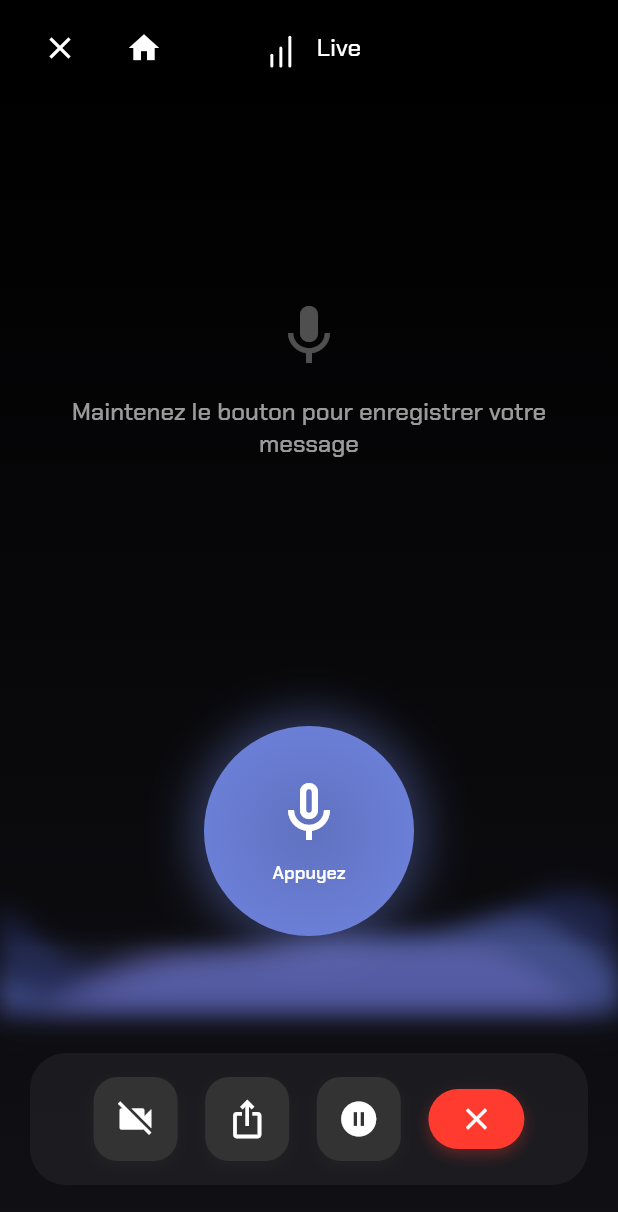
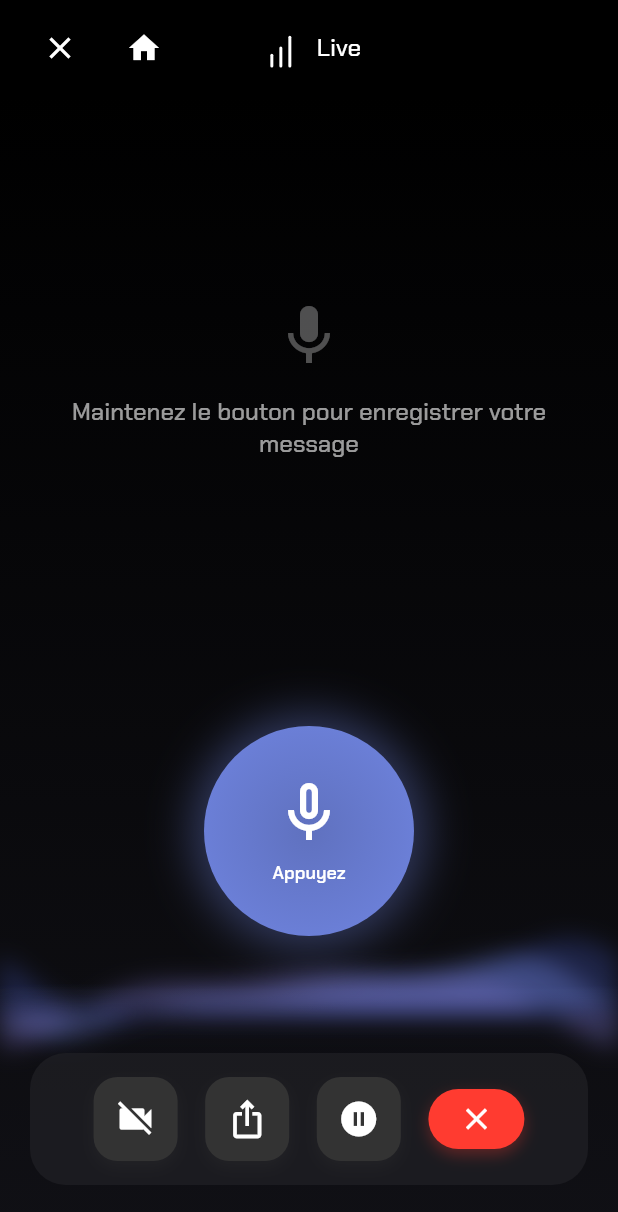
Before and after one commit to dgirard/voice_assistant, a Flutter app: the screen it shows after launch, on a phone screen of 412 x 824 dp. Shown: the top 1212 px of the screen. Run offline on Flutter 3.47's test engine with Material 2 defaults, Android fonts, the phone set to English and light mode, and no system bars; our stand-ins replace flutter_dotenv, flutter_tts, permission_handler, speech_to_text.

Commit message:
📏 Limit wave animation to first third of screen
- Reduce animation height from 400px to 200px
- Cap maximum wave height to 33% of screen height
- Improve content visibility during voice recording
- Maintain visual impact while preserving UI space
- Better balance between animation and interface elements

🤖 Generated with [Claude Code](https://claude.ai/code)

Co-Authored-By: Claude <noreply@anthropic.com>

```diff
--- a/lib/widgets/wave_animation.dart
+++ b/lib/widgets/wave_animation.dart
@@ -53,7 +53,7 @@ class _WaveAnimationState extends State<WaveAnimation>
             amplitude: widget.amplitude,
             isActive: widget.isActive,
           ),
-          size: const Size.fromHeight(400),
+          size: const Size.fromHeight(200),
         );
       },
     );
@@ -75,7 +75,9 @@ class WavePainter extends CustomPainter {
 
   @override
   void paint(Canvas canvas, Size size) {
-    final baseHeight = isActive ? size.height * 0.3 + (amplitude * size.height * 0.4) : size.height * 0.1;
+    // Limiter la hauteur de l'animation au premier tiers de l'écran
+    final maxHeight = size.height * 0.33; // Premier tiers
+    final baseHeight = isActive ? maxHeight * 0.4 + (amplitude * maxHeight * 0.6) : maxHeight * 0.2;
     final glowIntensity = isActive ? 0.7 + (glowAnimation * 0.3) : 0.3 + (glowAnimation * 0.2);
 
     // Créer plusieurs couches de vagues avec des couleurs dégradées
```
